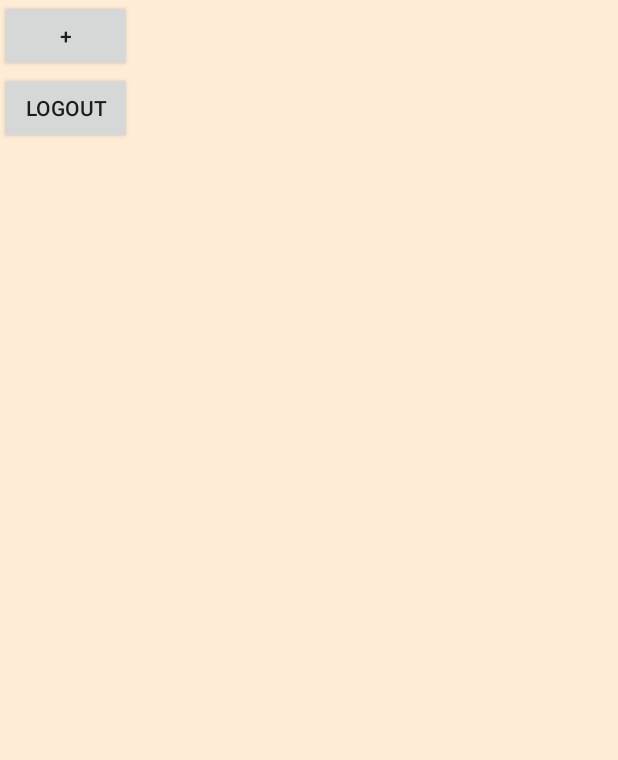
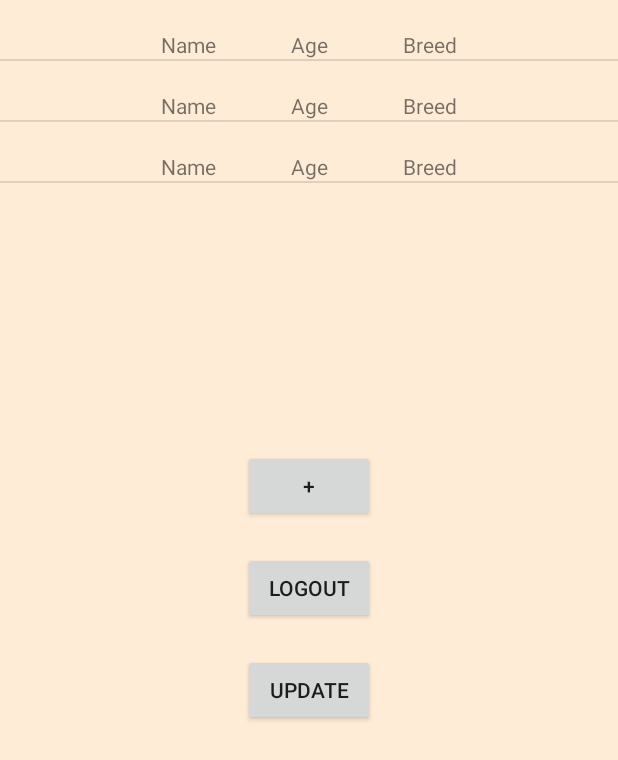
Before and after one commit to finisgod/android_dogwalk_project, an Android app: the layout main_menu.xml on its own in the app's theme, with its tools: preview values and no code run, on a phone screen of 412 x 824 dp. Shown: the top 760 px of the screen. Run offline under Robolectric (Android 15) with nearby library versions, the phone set to English and light mode, and no system bars.

Commit message:
ListView + Adapter

```diff
--- /dev/null
+++ b/app/src/main/res/layout/dog_item.xml
@@ -0,0 +1,48 @@
+<?xml version="1.0" encoding="utf-8"?>
+<LinearLayout xmlns:android="http://schemas.android.com/apk/res/android"
+    android:orientation="vertical"
+    android:layout_width="match_parent"
+    android:layout_height="match_parent">
+
+    <RelativeLayout
+        android:layout_width="match_parent"
+        android:layout_height="wrap_content">
+
+        <LinearLayout
+            android:layout_marginTop="20dp"
+            android:layout_width="match_parent"
+            android:layout_height="wrap_content"
+            android:orientation="horizontal"
+            android:gravity="center">
+
+            <TextView
+                android:id="@+id/dogName"
+                android:layout_width="wrap_content"
+                android:layout_height="wrap_content"
+                android:text="Name"
+                />
+            <TextView
+                android:id="@+id/dogAge"
+                android:layout_marginLeft="50dp"
+                android:layout_width="wrap_content"
+                android:layout_height="wrap_content"
+                android:text="Age"
+                />
+            <TextView
+                android:id="@+id/dogBreed"
+                android:layout_marginLeft="50dp"
+                android:layout_width="wrap_content"
+                android:layout_height="wrap_content"
+                android:text="Breed"
+                />
+
+        </LinearLayout>
+
+
+
+    </RelativeLayout>
+
+
+
+
+</LinearLayout>
--- a/app/src/main/res/layout/main_menu.xml
+++ b/app/src/main/res/layout/main_menu.xml
@@ -11,12 +11,20 @@
         android:orientation="vertical"
         tools:layout_editor_absoluteX="80dp"
         tools:layout_editor_absoluteY="0dp">
+
+        <ListView
+            android:id="@+id/dogList"
+            android:layout_width="match_parent"
+            android:layout_height="300dp"
+            tools:listitem="@layout/dog_item"/>
+
     <Button
         android:id="@+id/addDogButton"
         android:layout_width="wrap_content"
         android:layout_height="wrap_content"
         android:onClick="AddDogClick"
         android:text="+"
+        android:layout_gravity="center"
         tools:layout_editor_absoluteX="161dp"
         tools:layout_editor_absoluteY="500dp" />
     <Button
@@ -24,8 +32,22 @@
         android:layout_width="wrap_content"
         android:layout_height="wrap_content"
         android:onClick="LogoutClick"
+        android:layout_marginTop="20dp"
         android:text="logout"
+        android:layout_gravity="center"
         tools:layout_editor_absoluteX="161dp"
         tools:layout_editor_absoluteY="500dp" />
+        <Button
+            android:id="@+id/updateButton"
+            android:layout_width="wrap_content"
+            android:layout_height="wrap_content"
+            android:onClick="UpdateDogList"
+            android:layout_marginTop="20dp"
+            android:text="update"
+            android:layout_gravity="center"
+            tools:layout_editor_absoluteX="161dp"
+            tools:layout_editor_absoluteY="500dp" />
+
+
     </LinearLayout>
 </androidx.constraintlayout.widget.ConstraintLayout>
```
Also changed, not shown: app/src/main/java/com/example/dogwalk/Adapters/DogAdapter.java (added, +69 -0 lines), app/src/main/java/com/example/dogwalk/Backend/Database/FireBaseCmd.java (+6 -4 lines), app/src/main/java/com/example/dogwalk/Fragments/MainMenuFragment.java (+6 -3 lines), app/src/main/java/com/example/dogwalk/MainMenu.java (+18 -3 lines).
